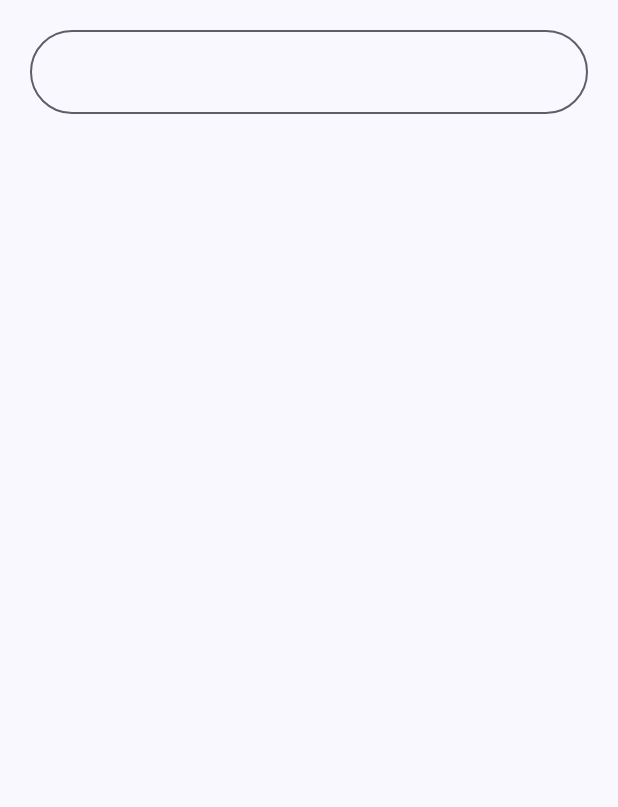
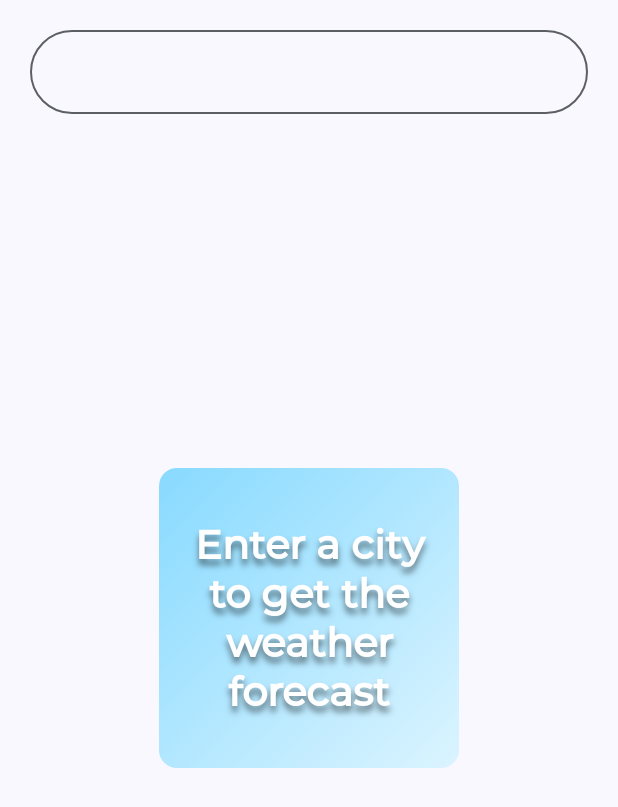
Before and after one commit to N-Pu/Weather-Report, an Android app built with Jetpack Compose: the screen it shows after launch (MainActivity), on a phone screen of 412 x 824 dp. Shown: the top 807 px of the screen. Run offline under Robolectric (Android 15) with nearby library versions, the phone set to English and light mode, and no system bars; pictures from the network do not load.

Commit message:
Commit #7: Added sections for user instructions
- style: Added two sections to display the instruction "Enter a city to get the weather forecast" and the message "City name entered incorrectly", depending on user actions. Users will now see the appropriate message when they open the screen without entering a city name or enter an incorrect city name.

```diff
--- a/app/src/main/java/com/project/weatherreport/presentation/screens/mainPage/WeatherPage.kt
+++ b/app/src/main/java/com/project/weatherreport/presentation/screens/mainPage/WeatherPage.kt
@@ -14,6 +14,7 @@ import androidx.compose.foundation.layout.Box
 import androidx.compose.foundation.layout.Column
 import androidx.compose.foundation.layout.Row
 import androidx.compose.foundation.layout.fillMaxHeight
+import androidx.compose.foundation.layout.fillMaxSize
 import androidx.compose.foundation.layout.fillMaxWidth
 import androidx.compose.foundation.layout.height
 import androidx.compose.foundation.layout.padding
@@ -48,6 +49,7 @@ import com.project.weatherreport.domain.forecastModel.ForecastModel
 import com.project.weatherreport.domain.forecastModel.Forecastday
 import com.project.weatherreport.domain.viewModel.ForecastViewModel
 import com.project.weatherreport.presentation.animation.LoadingAnimation
+import com.project.weatherreport.presentation.theme.ErrorGradient
 import com.project.weatherreport.presentation.theme.Gradient
 import java.util.Locale
 
@@ -58,19 +60,30 @@ fun ShowWeatherScreen(viewModelProvider: ViewModelProvider, modifier: Modifier)
     val viewModel = viewModelProvider[ForecastViewModel::class.java]
     val searchText by viewModel.searchText.collectAsStateWithLifecycle()
     val isSearching by viewModel.isPerformingSearch.collectAsStateWithLifecycle()
+    val message by viewModel.message.collectAsStateWithLifecycle()
+
     ShowData(
         viewModel = viewModel,
         searchText = searchText,
         isSearching = isSearching,
-        modifier = modifier
+        modifier = modifier,
+//        reportIndicator = reportIndicator,
+        message = message
     )
+
+
 }
 
 
 @OptIn(ExperimentalMaterial3Api::class)
 @Composable
 private fun ShowData(
-    viewModel: ForecastViewModel, searchText: String, isSearching: Boolean, modifier: Modifier
+    viewModel: ForecastViewModel,
+    searchText: String,
+    isSearching: Boolean,
+    modifier: Modifier,
+//    reportIndicator: Boolean,
+    message: String?
 ) {
 
     val data by viewModel.forecastData.collectAsStateWithLifecycle()
@@ -79,7 +92,7 @@ private fun ShowData(
         animationSpec = tween(durationMillis = 2500),
         label = "" // Увеличиваем длительность анимации
     )
-    Row {
+    Row(modifier = Modifier.fillMaxSize(1f)) {
         OutlinedTextField(
             value = searchText,
             onValueChange = viewModel::onSearchTextChange,
@@ -93,6 +106,66 @@ private fun ShowData(
     }
 
     if (!isSearching) {
+
+        if (searchText.isEmpty() && message == null) {
+
+            Row(
+                modifier = modifier,
+                verticalAlignment = Alignment.CenterVertically,
+                horizontalArrangement = Arrangement.Center
+            ) {
+                Column(
+                    modifier = modifier
+                        .clip(CardDefaults.shape)
+                        .size(200.dp)
+                        .background(Gradient),
+                    horizontalAlignment = Alignment.CenterHorizontally,
+                    verticalArrangement = Arrangement.Center
+                ) {
+                    Text(
+                        text = "Enter a city to get the weather forecast",
+                        color = Color.White,
+                        fontSize = 27.sp, style = MaterialTheme.typography.headlineMedium,
+                        modifier = modifier
+                            .fillMaxWidth()
+                            .padding(16.dp),
+                        textAlign = TextAlign.Center
+                    )
+                }
+            }
+
+
+        }
+
+        message?.let {
+            Row(
+                modifier = modifier,
+                verticalAlignment = Alignment.CenterVertically,
+                horizontalArrangement = Arrangement.Center
+            ) {
+                Column(
+                    modifier = modifier
+                        .clip(CardDefaults.shape)
+                        .size(200.dp)
+                        .background(ErrorGradient),
+                    horizontalAlignment = Alignment.CenterHorizontally,
+                    verticalArrangement = Arrangement.Center
+                ) {
+
+                    Text(
+                        text = it,
+                        color = Color.White,
+                        fontSize = 27.sp, style = MaterialTheme.typography.headlineMedium,
+                        modifier = modifier
+                            .fillMaxWidth()
+                            .padding(16.dp),
+                        textAlign = TextAlign.Center
+                    )
+                }
+            }
+
+        }
+
         Column(
             modifier = modifier
                 .alpha(alpha)
@@ -349,7 +422,9 @@ private fun ForecastFourDaysAfter(forecast: List<Forecastday>?, modifier: Modifi
                         text = forecastDay.day.condition.text,
                         color = Color.White,
                         fontSize = 14.sp,
-                        style = MaterialTheme.typography.headlineMedium, textAlign = TextAlign.Center)
+                        style = MaterialTheme.typography.headlineMedium,
+                        textAlign = TextAlign.Center
+                    )
                 }
             }
 
--- a/app/src/main/java/com/project/weatherreport/presentation/theme/Color.kt
+++ b/app/src/main/java/com/project/weatherreport/presentation/theme/Color.kt
@@ -20,3 +20,10 @@ val Gradient = Brush.linearGradient(
 //        start = Offset.Zero,
 //        end = Offset.Infinite
 )
+
+val ErrorGradient = Brush.linearGradient(
+    0.0f to Color(255, 77, 92, 255),
+    1.0f to Color(219, 244, 255),
+//        start = Offset.Zero,
+//        end = Offset.Infinite
+)
```
Also changed, not shown: app/src/main/java/com/project/weatherreport/domain/viewModel/ForecastViewModel.kt (+36 -3 lines).
